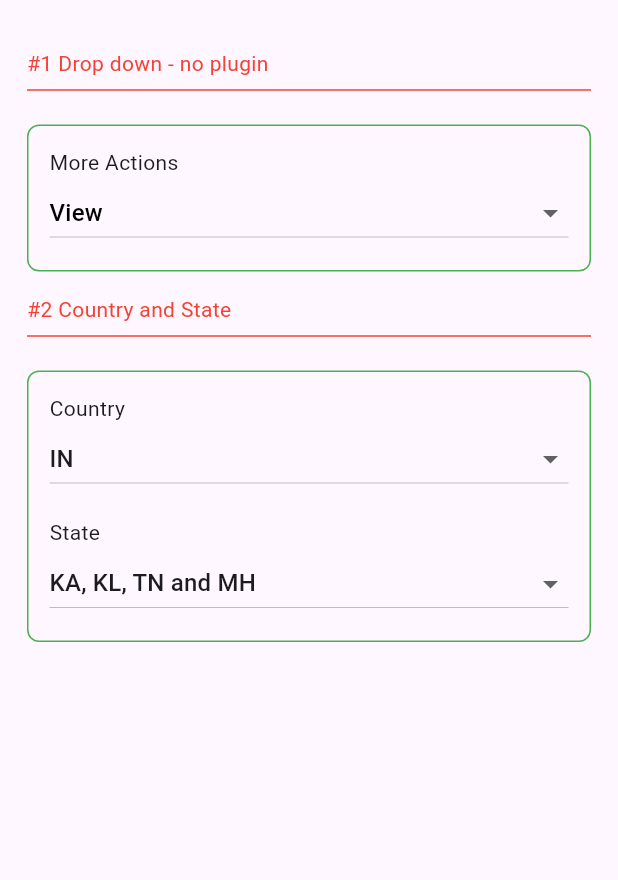
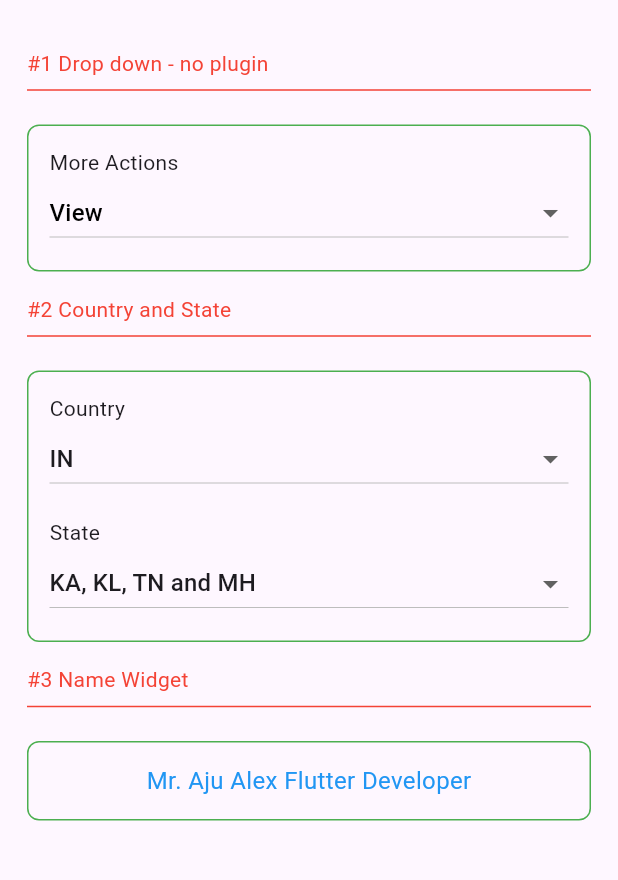
Before and after one commit to AjuAlex66/tripleD, a Flutter app: the screen it shows after launch, on a phone screen of 412 x 824 dp, the part 63-943 px from its top. Run offline on Flutter 3.47's test engine with Material 3 defaults, Android fonts, the phone set to English and light mode, and no system bars; our stand-ins replace flutter_bloc, fluttertoast; Roboto replaces fonts that are missing (Sedan).

Commit message:
task 3 completed - display name in the given pattern `firstName: String, secondName: String, prefix: String, suffix: String`

```diff
--- /dev/null
+++ b/lib/common/displayname.dart
@@ -0,0 +1,32 @@
+import 'package:flutter/material.dart';
+import 'package:tripled/utils/misc.dart';
+
+class DisplayName extends StatelessWidget {
+  final String firstName, secondName, prefix, suffix;
+  const DisplayName(
+      {required this.firstName,
+      this.secondName = "",
+      this.prefix = "",
+      this.suffix = "",
+      super.key});
+
+  @override
+  Widget build(BuildContext context) {
+    return Align(
+      alignment: Alignment.center,
+      child: Text(
+        checkText(prefix, 0) +
+            firstName +
+            checkText(secondName, 1) +
+            checkText(suffix, 1),
+        style: const TextStyle(color: Colors.blue, fontSize: 16),
+      ),
+    );
+  }
+
+  checkText(String text, int i) => !Misc.isEmpty(text)
+      ? i == 1
+          ? " $text"
+          : "$text "
+      : text;
+}
--- a/lib/tripledhome.dart
+++ b/lib/tripledhome.dart
@@ -1,5 +1,6 @@
 import 'package:flutter/material.dart';
 import 'package:provider/provider.dart';
+import 'package:tripled/common/displayname.dart';
 import 'package:tripled/common/roundedcontainer.dart';
 import 'package:tripled/utils/changerclass.dart';
 import 'package:tripled/utils/helper.dart';
@@ -108,6 +109,15 @@ class TripleDHome extends StatelessWidget {
             ),
           ),
           //-------------------------------------------------------
+          //task 3
+          const RoundedContainer(title: '#3 Name Widget', children: [
+            DisplayName(
+                firstName: "Aju",
+                secondName: "Alex",
+                prefix: "Mr.",
+                suffix: "Flutter Developer"),
+          ]),
+          //-------------------------------------------------------
         ],
       ),
     );
--- /dev/null
+++ b/lib/utils/misc.dart
@@ -0,0 +1,26 @@
+class Misc {
+  static isEmpty(dynamic data) {
+    if (data == "" || data == null) {
+      return true;
+    } else {
+      // Helper.showLog(data.runtimeType as String?);
+      if (data.runtimeType.toString().toLowerCase().contains("list")) {
+        if (data == null) {
+          return true;
+        } else {
+          if (data.runtimeType == List) {
+            if (data.length == 0) {
+              return true;
+            } else {
+              return false;
+            }
+          } else {
+            return false;
+          }
+        }
+      } else {
+        return false;
+      }
+    }
+  }
+}
```
